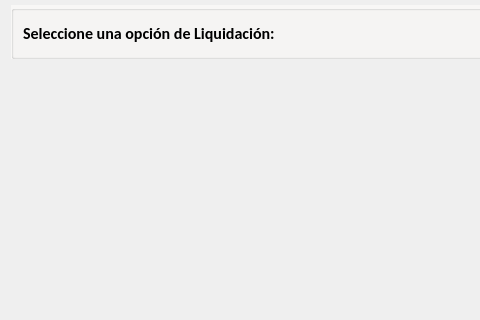
Qt form gui/detalles/detalleLiquidacion.ui (shae-ra/sindicato) before a commit; both pictures show x 0 to 480 and y 0 to 320 of the 922 by 612 pixel window.
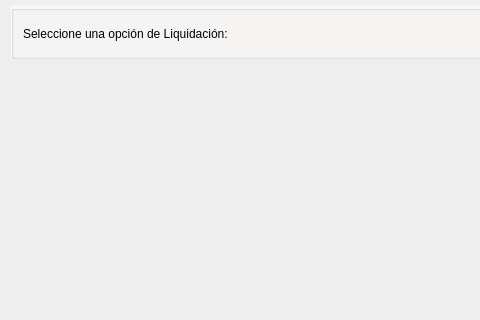
The same form after that commit. Icons and pictures are not drawn.

The edit to the form file:
```diff
--- a/gui/detalles/detalleLiquidacion.ui
+++ b/gui/detalles/detalleLiquidacion.ui
@@ -94,14 +94,6 @@
       </item>
       <item row="0" column="0">
        <widget class="QLabel" name="label">
-        <property name="font">
-         <font>
-          <family>Calibri</family>
-          <pointsize>12</pointsize>
-          <weight>75</weight>
-          <bold>true</bold>
-         </font>
-        </property>
         <property name="text">
          <string>Seleccione una opción de Liquidación:</string>
         </property>
```
